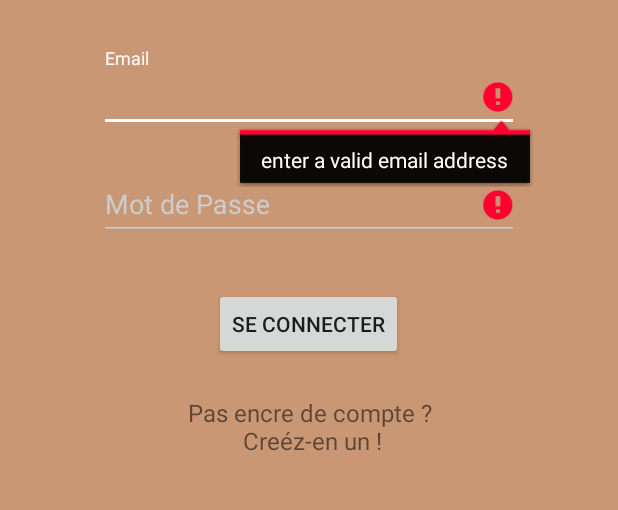
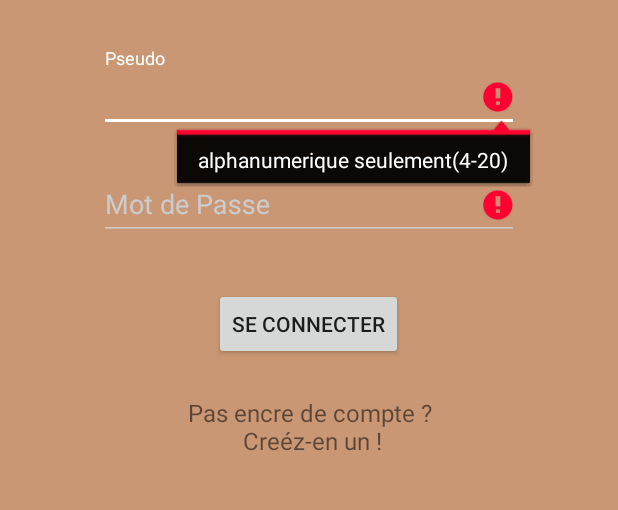
Before and after one commit to Mel1ssa/Android, an Android app: the screen it shows after launch (LoginActivity), after a tap on "SE CONNECTER", on a phone screen of 412 x 824 dp, the part 276-786 px from its top. Run offline under Robolectric (Android 15) with nearby library versions, the phone set to English and light mode, and no system bars; our stand-ins replace ButterKnife.

```diff
--- a/app/build.gradle
+++ b/app/build.gradle
@@ -17,11 +17,13 @@ android {
             proguardFiles getDefaultProguardFile('proguard-android.txt'), 'proguard-rules.pro'
         }
     }
+    useLibrary 'org.apache.http.legacy'
 }
 
 dependencies {
-    compile fileTree(dir: 'libs', include: ['*.jar'])
+    compile fileTree(include: ['*.jar'], dir: 'libs')
     compile 'com.android.support:appcompat-v7:25.0.1'
     compile 'com.android.support:design:25.0.1'
     compile 'com.jakewharton:butterknife:7.0.1'
+    compile files('libs/http-core-4.1.jar')
 }
--- a/app/src/main/AndroidManifest.xml
+++ b/app/src/main/AndroidManifest.xml
@@ -1,6 +1,8 @@
 <?xml version="1.0" encoding="utf-8"?>
 <manifest xmlns:android="http://schemas.android.com/apk/res/android"
     package="com.example.mely.seemy_v11">
+    <uses-permission android:name="android.permission.INTERNET"/>
+    <uses-permission android:name="android.permission.ACCESS_NETWORK_STATE" />
 
     <application
         android:allowBackup="true"
--- a/app/src/main/java/com/example/mely/seemy_v11/LoginActivity.java
+++ b/app/src/main/java/com/example/mely/seemy_v11/LoginActivity.java
@@ -1,7 +1,9 @@
 package com.example.mely.seemy_v11;
 
 import android.app.ProgressDialog;
+import android.content.Context;
 import android.content.Intent;
+import android.os.AsyncTask;
 import android.support.v7.app.AppCompatActivity;
 import android.os.Bundle;
 import android.util.Log;
@@ -10,7 +12,7 @@ import android.widget.Button;
 import android.widget.EditText;
 import android.widget.TextView;
 import android.widget.Toast;
-
+import java.util.concurrent.ExecutionException;
 import butterknife.Bind;
 import butterknife.ButterKnife;
 
@@ -19,9 +21,8 @@ public class LoginActivity extends AppCompatActivity {
     private static final String TAG = "LoginActivity";
     private static final int REQUEST_SIGNUP = 0;
 
-    //bouh
-    // je ne sais pas ce que ça fait !
-    @Bind(R.id.input_email) EditText _emailText;
+   // equivalent a (button)findViewById(bouton)
+    @Bind(R.id.input_pseudo) EditText _pseudoText;
     @Bind(R.id.input_password) EditText _passwordText;
     @Bind(R.id.btn_login) Button _loginButton;
     @Bind(R.id.link_signup) TextView _signupLink;
@@ -30,12 +31,16 @@ public class LoginActivity extends AppCompatActivity {
     protected void onCreate(Bundle savedInstanceState) {
         super.onCreate(savedInstanceState);
         setContentView(R.layout.activity_login);
-        ButterKnife.bind(this); // ?
+        ButterKnife.bind(this);
         _loginButton.setOnClickListener(new View.OnClickListener() {
 
             @Override
             public void onClick(View v) {
-                login();
+                try {
+                    login();
+                } catch (Exception e) {
+                    e.printStackTrace();
+                }
             }
         });
 
@@ -47,7 +52,6 @@ public class LoginActivity extends AppCompatActivity {
                 Intent intent = new Intent(getApplicationContext(), SignupActivity.class);
                 startActivityForResult(intent, REQUEST_SIGNUP);
                 finish();
-              //  overridePendingTransition(R.anim.push_left_in, R.anim.push_left_out);
             }
         });
     }
@@ -55,44 +59,49 @@ public class LoginActivity extends AppCompatActivity {
 
 
 
-    public void login() {
-        Log.d(TAG, "Login");
-
-        if (!validate()) {
+    public void login() throws ExecutionException, InterruptedException {
+       if (!validate()) {
             onLoginFailed();
             return;
         }
-        Toast.makeText(getBaseContext(), "ça arrive a Login validate OK", Toast.LENGTH_LONG).show();
+
         _loginButton.setEnabled(false);
 
-        final ProgressDialog progressDialog = new ProgressDialog(LoginActivity.this,
-                R.style.AppTheme_Dark_Dialog);
+        final ProgressDialog progressDialog = new ProgressDialog(LoginActivity.this,R.style.AppTheme_Dark_Dialog);
         progressDialog.setIndeterminate(true);
-        progressDialog.setMessage("Authenticating...");
+        progressDialog.setMessage(getText(R.string.auth));
         progressDialog.show();
 
-        String email = _emailText.getText().toString();
+        String login = _pseudoText.getText().toString();
         String password = _passwordText.getText().toString();
 
         // TODO: Implement your own authentication logic here.
+         AsyncTask AT=  new LoginBackgroundActivity(this).execute(login,password);
+        String S = (String) AT.get();
+        if(Integer.parseInt(S)==1){
+
+            Toast.makeText(getBaseContext(), getText(R.string.supper), Toast.LENGTH_LONG).show();// a supprimer
+        }
+
+        else
+            Toast.makeText(getBaseContext(), getText(R.string.inconnu), Toast.LENGTH_LONG).show();
 
         new android.os.Handler().postDelayed(
                 new Runnable() {
                     public void run() {
-                        // On complete call either onLoginSuccess or onLoginFailed
                         onLoginSuccess();
                         // onLoginFailed();
                         progressDialog.dismiss();
                     }
                 }, 3000);
     }
-    public void onLoginSuccess() { Toast.makeText(getBaseContext(), "ça arrive a Loginsuccess", Toast.LENGTH_LONG).show();
+    public void onLoginSuccess() {
         _loginButton.setEnabled(true);
         // TODO : intent pour rentrer dans l'appli
     }
 
     public void onLoginFailed() {
-        Toast.makeText(getBaseContext(), "Login failed", Toast.LENGTH_LONG).show();
+        Toast.makeText(getBaseContext(), R.string.echec, Toast.LENGTH_LONG).show();
 
         _loginButton.setEnabled(true);
     }
@@ -100,18 +109,18 @@ public class LoginActivity extends AppCompatActivity {
     public boolean validate() {
         boolean valid = true;
 
-        String email = _emailText.getText().toString();
+        String login = _pseudoText.getText().toString();
         String password = _passwordText.getText().toString();
 
-        if (email.isEmpty() || !android.util.Patterns.EMAIL_ADDRESS.matcher(email).matches()) {
-            _emailText.setError("enter a valid email address");
+        if (login.isEmpty() || login.length() < 4 || login.length() > 20) {
+            _pseudoText.setError(getText(R.string.errorValue));
             valid = false;
         } else {
-            _emailText.setError(null);
+            _pseudoText.setError(null);
         }
 
         if (password.isEmpty() || password.length() < 4 || password.length() > 20) {
-            _passwordText.setError("between 4 and 20 alphanumeric characters");
+            _passwordText.setError(getText(R.string.errorValue));
             valid = false;
         } else {
             _passwordText.setError(null);
--- a/app/src/main/res/layout/activity_login.xml
+++ b/app/src/main/res/layout/activity_login.xml
@@ -25,11 +25,11 @@
             android:layout_marginTop="8dp"
             android:layout_marginBottom="8dp"
             android:layout_gravity="center_horizontal">
-            <EditText android:id="@+id/input_email"
+            <EditText android:id="@+id/input_pseudo"
                 android:layout_width="match_parent"
                 android:layout_height="wrap_content"
-                android:inputType="textEmailAddress"
-                android:hint ="@string/email" />
+                android:inputType="text"
+                android:hint ="@string/pseudo" />
         </android.support.design.widget.TextInputLayout>
 
         <!--  Password Label -->
--- a/app/src/main/res/values/strings.xml
+++ b/app/src/main/res/values/strings.xml
@@ -7,10 +7,16 @@
     <string name="title_activity_signup">SignupActivity</string>
     <string name="name">Nom</string>
     <string name="prename">Prénom</string>
-    <string name="psw2">Confimation du  mot de passe</string>
+    <string name="psw2">Confirmation du  mot de passe</string>
     <string name="creerCompte">Créer</string>
     <string name="dejamembre">Déjà Membre ?</string>
     <string name="age">Age</string>
     <string name="rad_option1">Femme\t\t</string>
     <string name="rad_option2">Homme</string>
+    <string name="pseudo">Pseudo</string>
+    <string name="auth">Authentification...</string>
+    <string name="inconnu">Utilisateur Inconnu</string>
+    <string name="echec">Echec authentification</string>
+    <string name="supper">Super !</string>
+    <string name="errorValue">alphanumerique seulement(4-20)</string>
 </resources>
```
Also changed, not shown: app/src/main/java/com/example/mely/seemy_v11/LoginBackgroundActivity.java (added, +65 -0 lines), 1 other file.
